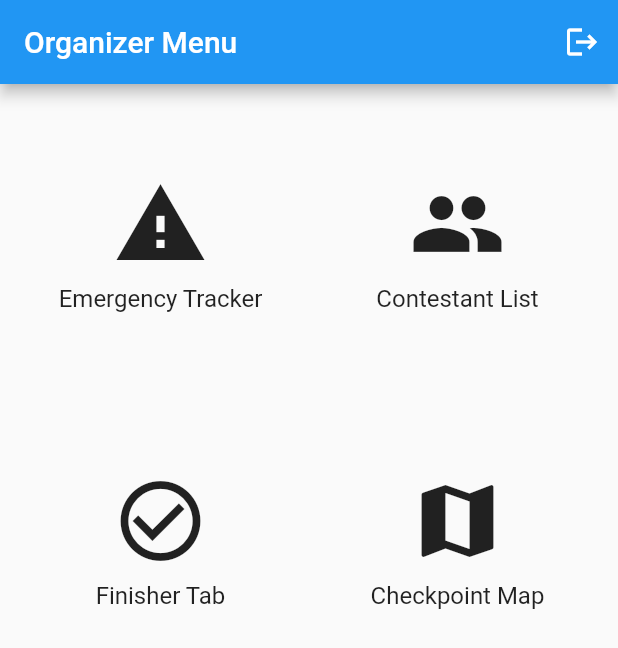
After one commit to taufeeq7566/FYP, a Flutter app: the OrganizerMenu screen opened directly, on a phone screen of 412 x 824 dp. The commit adds this screen. Shown: the top 648 px of the screen. Run offline on Flutter 3.47's test engine with Material 2 defaults, Android fonts, the light colour scheme and no system bars; our stand-ins replace cloud_firestore, firebase_auth, firebase_core, firebase_database, flutter_local_notifications, geolocator and 2 more; missing offline and left inert: flutter_polyline_points, geoflutterfire2; accounts and stored records are empty.

Commit message:
added Organizer menu

```diff
--- /dev/null
+++ b/lib/organizer/contestant_list.dart
@@ -0,0 +1,77 @@
+import 'package:firebase_database/firebase_database.dart';
+import 'package:flutter/material.dart';
+
+class ContestantList extends StatefulWidget {
+  const ContestantList({Key? key}) : super(key: key);
+
+  @override
+  _ContestantListState createState() => _ContestantListState();
+}
+
+class _ContestantListState extends State<ContestantList> {
+  List<Contestant> contestants = [];
+
+  @override
+  void initState() {
+    super.initState();
+    fetchContestants(UserRole.contestant);
+  }
+
+Future<void> fetchContestants(UserRole role) async {
+  DatabaseReference dbRef = FirebaseDatabase.instance.reference().child('users');
+  DatabaseEvent snapshot = await dbRef.once();
+  DataSnapshot dataSnapshot = snapshot.snapshot;
+
+  Map<dynamic, dynamic> contestantsData = dataSnapshot.value as Map<dynamic, dynamic>;
+
+  contestantsData.forEach((key, value) {
+    if (value['role'] == role.toString()) {
+      contestants.add(
+        Contestant(
+          fullname: value['fullname'],
+          email: value['email'],
+          // Add other contestant details as needed
+        ),
+      );
+    }
+  });
+
+  setState(() {});
+}
+
+
+  @override
+  Widget build(BuildContext context) {
+    return Scaffold(
+      appBar: AppBar(
+        title: Text('Contestant List'),
+      ),
+      body: ListView.builder(
+        itemCount: contestants.length,
+        itemBuilder: (context, index) {
+          Contestant contestant = contestants[index];
+          return ListTile(
+            title: Text(contestant.fullname),
+            subtitle: Text(contestant.email),
+            // Display other contestant details as needed
+          );
+        },
+      ),
+    );
+  }
+}
+
+class Contestant {
+  final String fullname;
+  final String email;
+
+  Contestant({
+    required this.fullname,
+    required this.email,
+  });
+}
+
+enum UserRole {
+  contestant,
+  organizer,
+}
--- /dev/null
+++ b/lib/organizer/organizer_menu.dart
@@ -0,0 +1,95 @@
+import 'package:checkpoint_geofence/organizer/checkpoint_map.dart';
+import 'package:checkpoint_geofence/organizer/contestant_list.dart';
+import 'package:checkpoint_geofence/organizer/sos_map.dart';
+import 'package:checkpoint_geofence/screens/finisher_screen.dart';
+import 'package:flutter/material.dart';
+
+class OrganizerMenu extends StatefulWidget {
+  @override
+  _OrganizerMenuState createState() => _OrganizerMenuState();
+}
+
+class _OrganizerMenuState extends State<OrganizerMenu> {
+  List<MenuButton> _menuButtons = [
+    MenuButton(
+      label: 'Emergency Tracker',
+      icon: Icons.warning,
+      screen: SOSMap(),
+    ),
+    MenuButton(
+      label: 'Contestant List',
+      icon: Icons.people,
+      screen: ContestantList(),
+    ),
+    MenuButton(
+      label: 'Finisher Tab',
+      icon: Icons.check_circle_outline,
+      screen: FinisherScreen(),
+    ),
+    MenuButton(
+      label: 'Checkpoint Map',
+      icon: Icons.map,
+      screen: CheckpointMapScreen(),
+    ),
+  ];
+
+  @override
+  Widget build(BuildContext context) {
+    return Scaffold(
+      appBar: AppBar(
+        title: Text('Organizer Menu'),
+        actions: [
+          IconButton(
+            icon: Icon(Icons.logout),
+            onPressed: () {
+              // TODO: Implement logout functionality
+            },
+          ),
+        ],
+      ),
+      body: GridView.count(
+        crossAxisCount: 2,
+        padding: EdgeInsets.all(16.0),
+        childAspectRatio: 1.0,
+        mainAxisSpacing: 16.0,
+        crossAxisSpacing: 16.0,
+        children: _menuButtons.map((button) {
+          return InkWell(
+            onTap: () {
+              Navigator.push(
+                context,
+                MaterialPageRoute(builder: (context) => button.screen),
+              );
+            },
+            child: Column(
+              mainAxisAlignment: MainAxisAlignment.center,
+              children: [
+                Icon(
+                  button.icon,
+                  size: 64.0,
+                ),
+                SizedBox(height: 8.0),
+                Text(
+                  button.label,
+                  style: TextStyle(fontSize: 16.0),
+                ),
+              ],
+            ),
+          );
+        }).toList(),
+      ),
+    );
+  }
+}
+
+class MenuButton {
+  final String label;
+  final IconData icon;
+  final Widget screen;
+
+  MenuButton({
+    required this.label,
+    required this.icon,
+    required this.screen,
+  });
+}
```
Also changed, not shown: lib/Forms/register.dart (+19 -13 lines), lib/organizer/checkpoint_map.dart (added, +196 -0 lines), lib/organizer/sos_map.dart (added, +81 -0 lines), lib/screens/login_screen.dart (+19 -11 lines).
